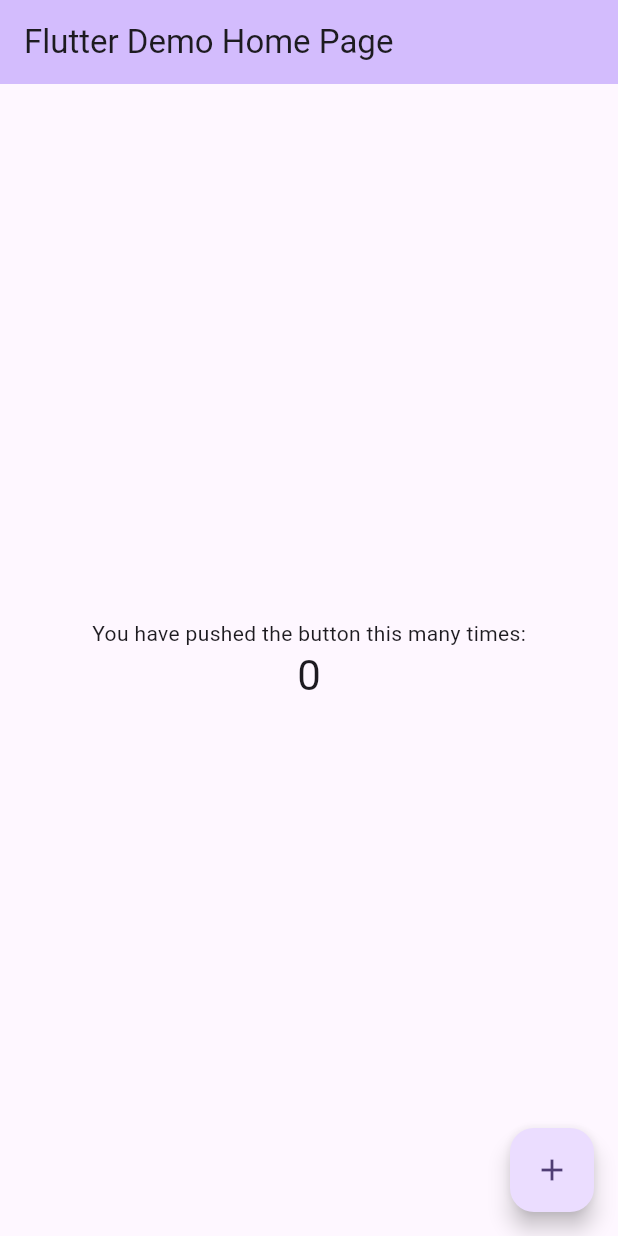
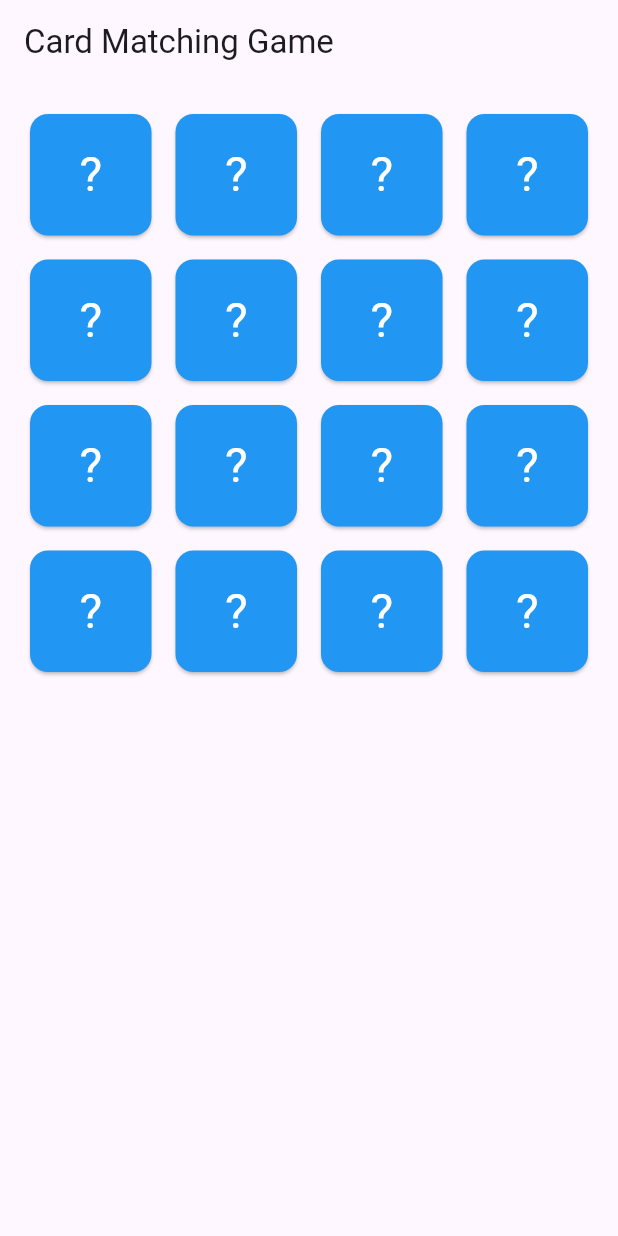
Before and after one commit to Mack-ux/Card-matching-game, a Flutter app: the screen it shows after launch, on a phone screen of 412 x 824 dp. Run offline on Flutter 3.47's test engine with Material 3 defaults, Android fonts, the phone set to English and light mode, and no system bars.

Commit message:
Designed UI

```diff
--- a/lib/main.dart
+++ b/lib/main.dart
@@ -1,125 +1,100 @@
 import 'package:flutter/material.dart';
+import 'dart:math';
 
 void main() {
-  runApp(const MyApp());
+  runApp(CardMatchingGame());
 }
 
-class MyApp extends StatelessWidget {
-  const MyApp({super.key});
-
-  // This widget is the root of your application.
+class CardMatchingGame extends StatelessWidget {
   @override
   Widget build(BuildContext context) {
     return MaterialApp(
-      title: 'Flutter Demo',
-      theme: ThemeData(
-        // This is the theme of your application.
-        //
-        // TRY THIS: Try running your application with "flutter run". You'll see
-        // the application has a purple toolbar. Then, without quitting the app,
-        // try changing the seedColor in the colorScheme below to Colors.green
-        // and then invoke "hot reload" (save your changes or press the "hot
-        // reload" button in a Flutter-supported IDE, or press "r" if you used
-        // the command line to start the app).
-        //
-        // Notice that the counter didn't reset back to zero; the application
-        // state is not lost during the reload. To reset the state, use hot
-        // restart instead.
-        //
-        // This works for code too, not just values: Most code changes can be
-        // tested with just a hot reload.
-        colorScheme: ColorScheme.fromSeed(seedColor: Colors.deepPurple),
-        useMaterial3: true,
-      ),
-      home: const MyHomePage(title: 'Flutter Demo Home Page'),
+      debugShowCheckedModeBanner: false,
+      home: GameScreen(),
     );
   }
 }
 
-class MyHomePage extends StatefulWidget {
-  const MyHomePage({super.key, required this.title});
+class GameScreen extends StatefulWidget {
+  @override
+  _GameScreenState createState() => _GameScreenState();
+}
 
-  // This widget is the home page of your application. It is stateful, meaning
-  // that it has a State object (defined below) that contains fields that affect
-  // how it looks.
-
-  // This class is the configuration for the state. It holds the values (in this
-  // case the title) provided by the parent (in this case the App widget) and
-  // used by the build method of the State. Fields in a Widget subclass are
-  // always marked "final".
-
-  final String title;
+class _GameScreenState extends State<GameScreen> {
+  List<String> _emojis = [
+    "🍎", "🍎", "🍌", "🍌", "🍇", "🍇", "🍉", "🍉",
+    "🍒", "🍒", "🍍", "🍍", "🥝", "🥝", "🥥", "🥥"
+  ];
+  List<bool> _flipped = List.filled(16, false);
+  int? _firstIndex;
+  int? _secondIndex;
 
   @override
-  State<MyHomePage> createState() => _MyHomePageState();
-}
+  void initState() {
+    super.initState();
+    _emojis.shuffle(Random());
+  }
 
-class _MyHomePageState extends State<MyHomePage> {
-  int _counter = 0;
+  void _flipCard(int index) {
+    if (_flipped[index]) return;
 
-  void _incrementCounter() {
     setState(() {
-      // This call to setState tells the Flutter framework that something has
-      // changed in this State, which causes it to rerun the build method below
-      // so that the display can reflect the updated values. If we changed
-      // _counter without calling setState(), then the build method would not be
-      // called again, and so nothing would appear to happen.
-      _counter++;
+      if (_firstIndex == null) {
+        _firstIndex = index;
+      } else if (_secondIndex == null) {
+        _secondIndex = index;
+        Future.delayed(Duration(seconds: 1), _checkMatch);
+      }
     });
+  }
+
+  void _checkMatch() {
+    if (_firstIndex != null && _secondIndex != null) {
+      setState(() {
+        if (_emojis[_firstIndex!] == _emojis[_secondIndex!]) {
+          _flipped[_firstIndex!] = true;
+          _flipped[_secondIndex!] = true;
+        }
+        _firstIndex = null;
+        _secondIndex = null;
+      });
+    }
   }
 
   @override
   Widget build(BuildContext context) {
-    // This method is rerun every time setState is called, for instance as done
-    // by the _incrementCounter method above.
-    //
-    // The Flutter framework has been optimized to make rerunning build methods
-    // fast, so that you can just rebuild anything that needs updating rather
-    // than having to individually change instances of widgets.
     return Scaffold(
-      appBar: AppBar(
-        // TRY THIS: Try changing the color here to a specific color (to
-        // Colors.amber, perhaps?) and trigger a hot reload to see the AppBar
-        // change color while the other colors stay the same.
-        backgroundColor: Theme.of(context).colorScheme.inversePrimary,
-        // Here we take the value from the MyHomePage object that was created by
-        // the App.build method, and use it to set our appbar title.
-        title: Text(widget.title),
+      appBar: AppBar(title: Text("Card Matching Game")),
+      body: GridView.builder(
+        padding: EdgeInsets.all(16),
+        gridDelegate: SliverGridDelegateWithFixedCrossAxisCount(
+          crossAxisCount: 4,
+          crossAxisSpacing: 8,
+          mainAxisSpacing: 8,
+        ),
+        itemCount: _emojis.length,
+        itemBuilder: (context, index) {
+          return GestureDetector(
+            onTap: () => _flipCard(index),
+            child: AnimatedSwitcher(
+              duration: Duration(milliseconds: 500),
+              transitionBuilder: (Widget child, Animation<double> animation) {
+                return ScaleTransition(scale: animation, child: child);
+              },
+              child: _flipped[index]
+                  ? Card(
+                      key: ValueKey("$_emojis[index]-$index"),
+                      child: Center(child: Text(_emojis[index], style: TextStyle(fontSize: 32))),
+                    )
+                  : Card(
+                      key: ValueKey("back-$index"),
+                      color: Colors.blue,
+                      child: Center(child: Text("?", style: TextStyle(fontSize: 32, color: Colors.white))),
+                    ),
+            ),
+          );
+        },
       ),
-      body: Center(
-        // Center is a layout widget. It takes a single child and positions it
-        // in the middle of the parent.
-        child: Column(
-          // Column is also a layout widget. It takes a list of children and
-          // arranges them vertically. By default, it sizes itself to fit its
-          // children horizontally, and tries to be as tall as its parent.
-          //
-          // Column has various properties to control how it sizes itself and
-          // how it positions its children. Here we use mainAxisAlignment to
-          // center the children vertically; the main axis here is the vertical
-          // axis because Columns are vertical (the cross axis would be
-          // horizontal).
-          //
-          // TRY THIS: Invoke "debug painting" (choose the "Toggle Debug Paint"
-          // action in the IDE, or press "p" in the console), to see the
-          // wireframe for each widget.
-          mainAxisAlignment: MainAxisAlignment.center,
-          children: <Widget>[
-            const Text(
-              'You have pushed the button this many times:',
-            ),
-            Text(
-              '$_counter',
-              style: Theme.of(context).textTheme.headlineMedium,
-            ),
-          ],
-        ),
-      ),
-      floatingActionButton: FloatingActionButton(
-        onPressed: _incrementCounter,
-        tooltip: 'Increment',
-        child: const Icon(Icons.add),
-      ), // This trailing comma makes auto-formatting nicer for build methods.
     );
   }
 }
```
